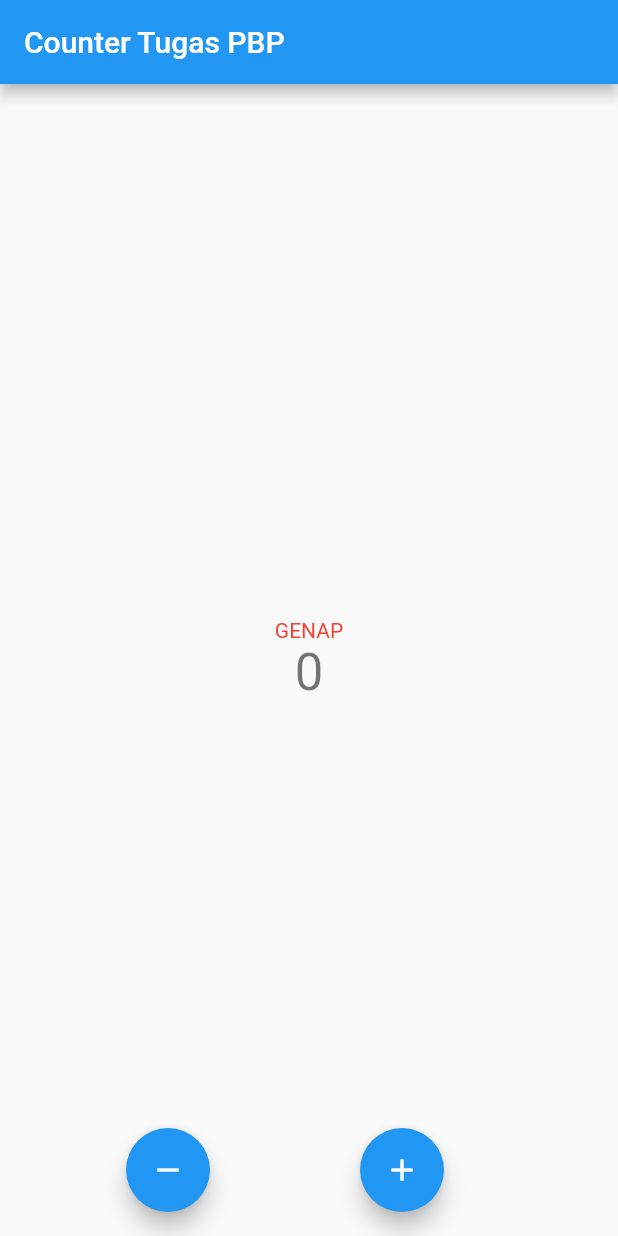
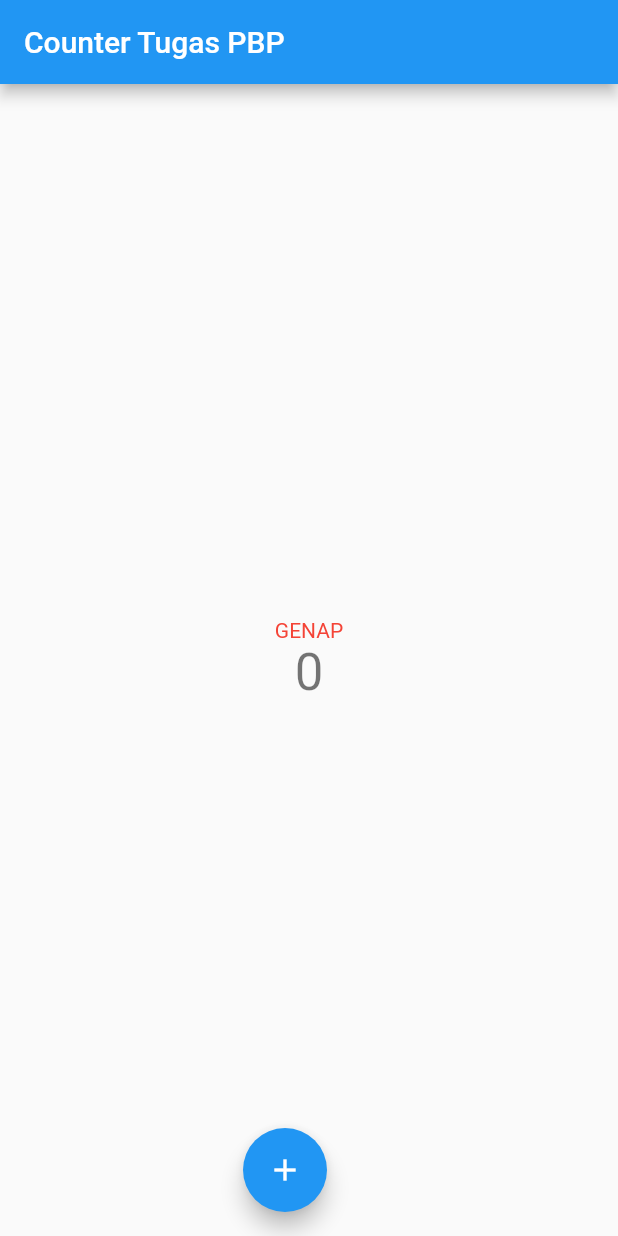
Before and after one commit to yudiptr/counter_7, a Flutter app: the screen it shows after launch, on a phone screen of 412 x 824 dp. Run offline on Flutter 3.47's test engine with Material 2 defaults, Android fonts, the phone set to English and light mode, and no system bars.

Commit message:
tugas 7 bonus

```diff
--- a/lib/main.dart
+++ b/lib/main.dart
@@ -60,6 +60,7 @@ class _MyHomePageState extends State<MyHomePage> {
       _counter++;
     });
   }
+
   void _turun() {
     setState(() {
       // This call to setState tells the Flutter framework that something has
@@ -70,7 +71,6 @@ class _MyHomePageState extends State<MyHomePage> {
       if (_counter > 0) _counter--;
     });
   }
-
 
   @override
   Widget build(BuildContext context) {
@@ -98,17 +98,17 @@ class _MyHomePageState extends State<MyHomePage> {
           ],
         ),
       ),
-      floatingActionButton:  Padding(
+      floatingActionButton: Padding(
         padding: const EdgeInsets.all(0),
-        child : Row(
+        child: Row(
           mainAxisAlignment: MainAxisAlignment.center,
           children: [
+            if (_counter > 0)
               FloatingActionButton(
                 onPressed: _turun,
                 tooltip: 'Decrement',
                 child: const Icon(Icons.remove),
               ),
-            SizedBox(width: 100),
             FloatingActionButton(
               onPressed: _incrementCounter,
               tooltip: 'Increment',
```
Lines whose indentation alone changed are shown as unchanged.
